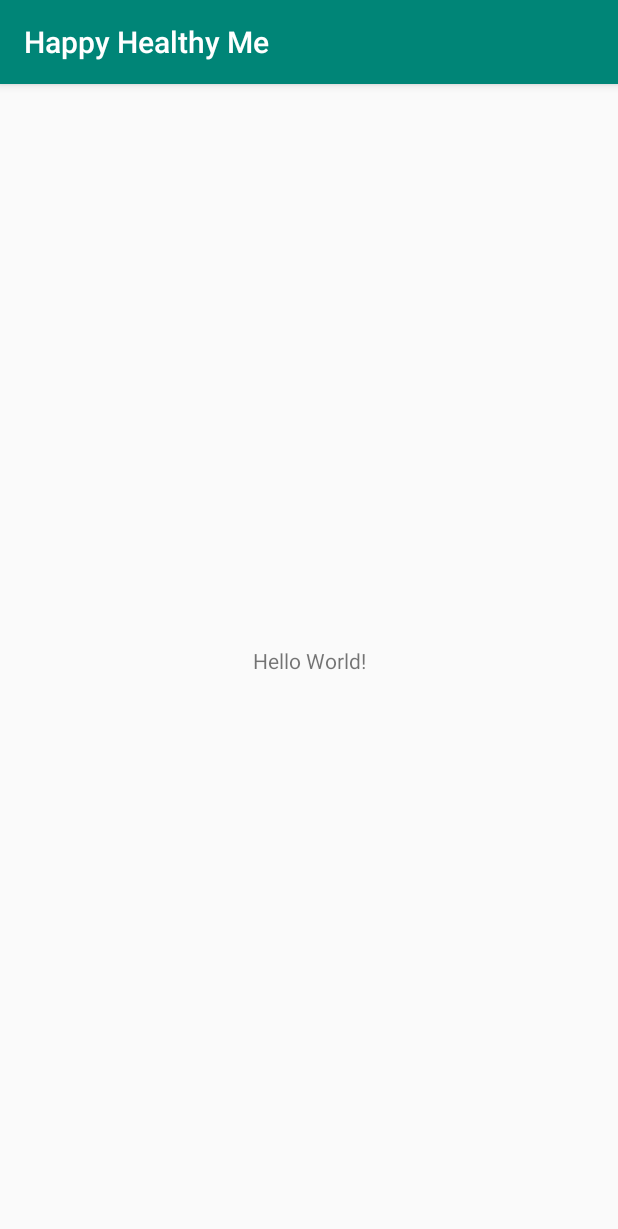
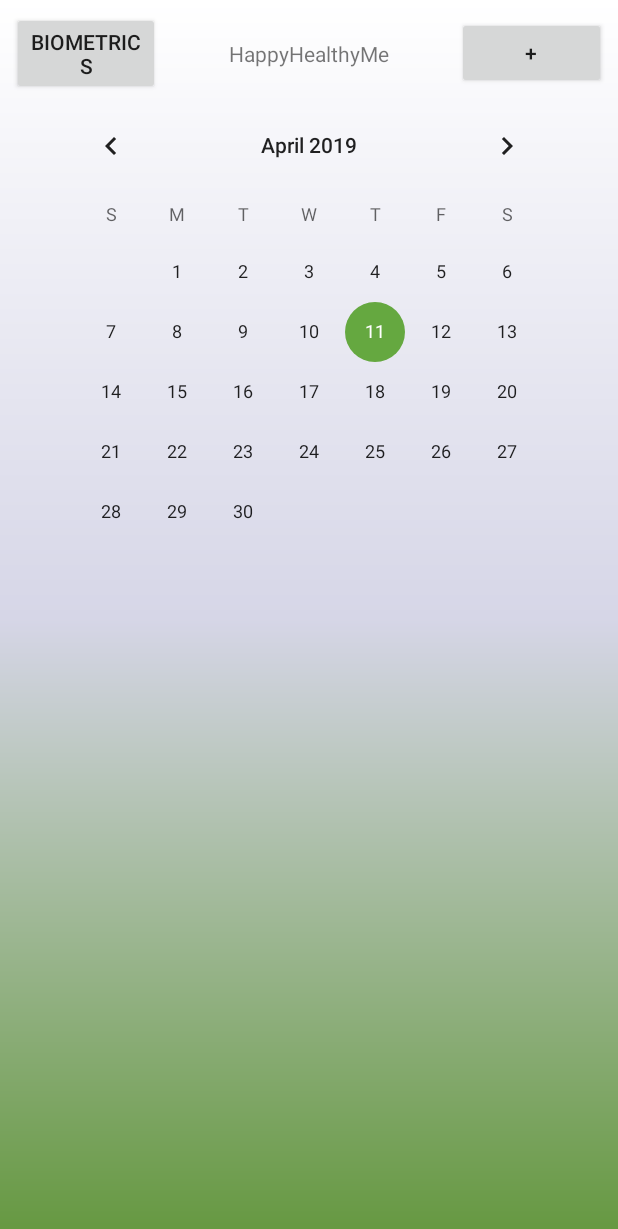
Before and after one commit to ireneyang24/HappyHealthyMe, an Android app: the screen it shows after launch (MainActivity), on a phone screen of 412 x 824 dp. Shown: the top 1229 px of the screen. Run offline under Robolectric (Android 15) with nearby library versions, the phone set to English and light mode, and no system bars.

Commit message:
Added basic layout
Added basic layout, resources, etc.

```diff
--- /dev/null
+++ b/app/src/main/java/com/example/happyhealthyme/DataBaseHelper.java
@@ -0,0 +1,30 @@
+package com.example.happyhealthyme;
+
+import android.content.Context;
+import android.database.sqlite.SQLiteDatabase;
+import android.database.sqlite.SQLiteOpenHelper;
+
+public class DataBaseHelper extends SQLiteOpenHelper {
+    private static final int VERSION = 1;
+    private static final String DATABASE_NAME = "biometrics.db";
+    public DataBaseHelper(Context context){
+        super(context, DATABASE_NAME, null, VERSION);
+    }
+
+    @Override
+    public void onCreate(SQLiteDatabase db) {
+        db.execSQL("create table " + HappyHealthyMeDbSchema.BiometricsTable.NAME + "(" +
+                "_id integer primary key autoincrement, " +
+                HappyHealthyMeDbSchema.BiometricsTable.Cols.UUID + ", " +
+                HappyHealthyMeDbSchema.BiometricsTable.Cols.DATE + ", " +
+                HappyHealthyMeDbSchema.BiometricsTable.Cols.HEIGHT + ", " +
+                HappyHealthyMeDbSchema.BiometricsTable.Cols.WEIGHT + ", " +
+                HappyHealthyMeDbSchema.BiometricsTable.Cols.SLEEP + ")"
+        );
+    }
+
+    @Override
+    public void onUpgrade(SQLiteDatabase db, int oldVersion, int newVersion) {
+
+    }
+}
--- /dev/null
+++ b/app/src/main/java/com/example/happyhealthyme/HappyHealthyMeDbSchema.java
@@ -0,0 +1,15 @@
+package com.example.happyhealthyme;
+
+public class HappyHealthyMeDbSchema {
+    public static final class BiometricsTable {
+        public static final String NAME = "biometrics";
+
+        public static final class Cols {
+            public static final String UUID = "uuid";
+            public static final String DATE = "date";
+            public static final String WEIGHT = "weight";
+            public static final String HEIGHT = "height";
+            public static final String SLEEP = "sleep"; //hours of sleep during night prior to DATE
+        }
+    }
+}
--- /dev/null
+++ b/app/src/main/res/drawable/gradient_bg.xml
@@ -0,0 +1,9 @@
+<shape xmlns:android="http://schemas.android.com/apk/res/android" android:shape="rectangle" >
+    <gradient
+        android:startColor="#659840"
+        android:centerColor="#D6D6E7"
+        android:endColor="#FFFFFF"
+        android:angle="90"/>
+    <corners
+        android:radius="0dp"/>
+</shape>
--- a/app/src/main/res/layout/activity_main.xml
+++ b/app/src/main/res/layout/activity_main.xml
@@ -4,15 +4,69 @@
     xmlns:tools="http://schemas.android.com/tools"
     android:layout_width="match_parent"
     android:layout_height="match_parent"
+    android:background="@drawable/gradient_bg"
     tools:context=".MainActivity">
 
-    <TextView
+    <LinearLayout
+        android:id="@+id/linearLayout"
+        android:layout_width="match_parent"
+        android:layout_height="wrap_content"
+        android:layout_marginStart="8dp"
+        android:layout_marginTop="8dp"
+        android:layout_marginEnd="8dp"
+        android:gravity="center"
+        android:orientation="horizontal"
+        app:layout_constraintEnd_toEndOf="parent"
+        app:layout_constraintStart_toStartOf="parent"
+        app:layout_constraintTop_toTopOf="parent">
+
+        <Button
+            android:layout_width="0dp"
+            android:layout_height="wrap_content"
+            android:layout_weight="1"
+            android:text="BIOMETRICS" />
+
+        <TextView
+            android:layout_width="0dp"
+            android:layout_height="wrap_content"
+            android:layout_weight="2"
+            android:gravity="center"
+            android:text="HappyHealthyMe" />
+
+        <Button
+            android:layout_width="0dp"
+            android:layout_height="wrap_content"
+            android:layout_weight="1"
+            android:text="+" />
+
+    </LinearLayout>
+
+    <!--CalendarView as it stands is not versatile enough, will need to instantiate from abstract class and define functionality-->
+    <CalendarView
+        android:id="@+id/calendarView"
         android:layout_width="wrap_content"
         android:layout_height="wrap_content"
-        android:text="Hello World!"
+        android:layout_marginStart="8dp"
+        android:layout_marginEnd="8dp"
+        app:layout_constraintEnd_toEndOf="parent"
+        app:layout_constraintStart_toStartOf="parent"
+        app:layout_constraintTop_toBottomOf="@+id/linearLayout" />
+
+    <!--Placeholder for the RecyclerView, needs to be implemented-->
+    <view
+        class="android.support.v7.app.AlertController$RecycleListView"
+        android:layout_width="wrap_content"
+        android:layout_height="wrap_content"
+        android:layout_marginStart="8dp"
+        android:layout_marginTop="8dp"
+        android:layout_marginEnd="8dp"
+        android:layout_marginBottom="8dp"
         app:layout_constraintBottom_toBottomOf="parent"
-        app:layout_constraintLeft_toLeftOf="parent"
-        app:layout_constraintRight_toRightOf="parent"
-        app:layout_constraintTop_toTopOf="parent" />
+        app:layout_constraintEnd_toEndOf="parent"
+        app:layout_constraintStart_toStartOf="parent"
+        app:layout_constraintTop_toBottomOf="@+id/calendarView">
+
+    </view>
+
 
 </android.support.constraint.ConstraintLayout>
--- a/app/src/main/res/values/colors.xml
+++ b/app/src/main/res/values/colors.xml
@@ -1,6 +1,6 @@
 <?xml version="1.0" encoding="utf-8"?>
 <resources>
-    <color name="colorPrimary">#008577</color>
-    <color name="colorPrimaryDark">#00574B</color>
-    <color name="colorAccent">#D81B60</color>
+    <color name="colorPrimary">#D6D6E7</color>
+    <color name="colorPrimaryDark">#DDDDDD</color>
+    <color name="colorAccent">#65A840</color>
 </resources>
--- a/app/src/main/res/values/strings.xml
+++ b/app/src/main/res/values/strings.xml
@@ -1,3 +1,3 @@
 <resources>
-    <string name="app_name">Happy Healthy Me</string>
+    <string name="app_name">HappyHealthyMe</string>
 </resources>
--- a/app/src/main/res/values/styles.xml
+++ b/app/src/main/res/values/styles.xml
@@ -1,7 +1,7 @@
 <resources>
 
     <!-- Base application theme. -->
-    <style name="AppTheme" parent="Theme.AppCompat.Light.DarkActionBar">
+    <style name="AppTheme" parent="Theme.AppCompat.Light.NoActionBar">
         <!-- Customize your theme here. -->
         <item name="colorPrimary">@color/colorPrimary</item>
         <item name="colorPrimaryDark">@color/colorPrimaryDark</item>
```
